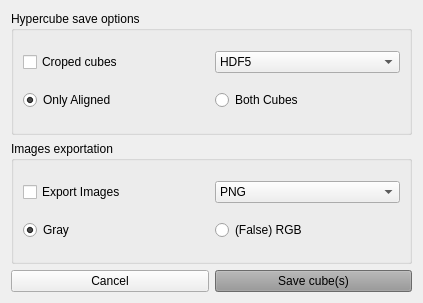
Old version of the form registration/save_window_register_tool.ui in the repository colorimgugr/HyperDocApp.
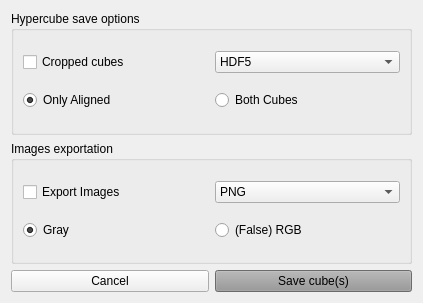
New version of the form.

What changed in the file:
```diff
--- a/registration/save_window_register_tool.ui
+++ b/registration/save_window_register_tool.ui
@@ -104,7 +104,7 @@
       <item row="1" column="0">
        <widget class="QCheckBox" name="checkBox_minicube_save">
         <property name="text">
-         <string>Croped cubes</string>
+         <string>Cropped cubes</string>
         </property>
        </widget>
       </item>
```
